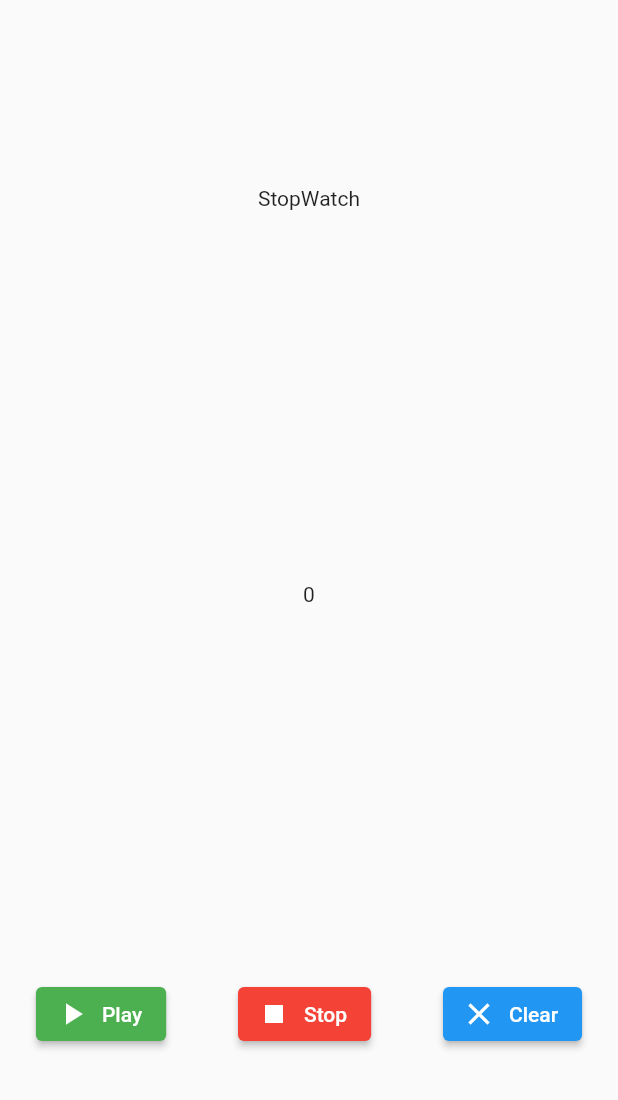
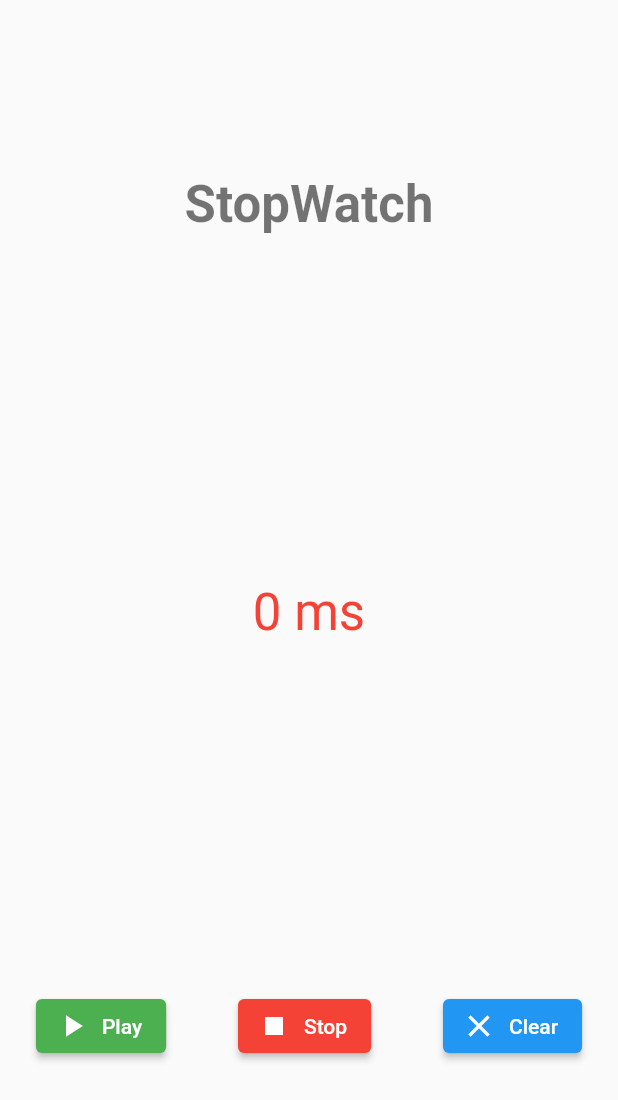
Before and after one commit to EjemplosMisionTic2022/ejemplos_state_widgets, a Flutter app: the screen it shows after launch, on a phone screen of 412 x 824 dp. Shown: the top 1100 px of the screen. Run offline on Flutter 3.47's test engine with Material 2 defaults, Android fonts, the phone set to English and light mode, and no system bars.

Commit message:
Some style

```diff
--- a/simple_stopwatch/lib/main.dart
+++ b/simple_stopwatch/lib/main.dart
@@ -10,6 +10,7 @@ class MyApp extends StatelessWidget {
   @override
   Widget build(BuildContext context) {
     return MaterialApp(
+      debugShowCheckedModeBanner: false,
       title: 'StopWatch',
       theme: ThemeData(
         primarySwatch: Colors.blue,
--- a/simple_stopwatch/lib/stopwatch.dart
+++ b/simple_stopwatch/lib/stopwatch.dart
@@ -40,8 +40,16 @@ class _StopWatchState extends State<StopWatch> {
         body: Column(
           mainAxisAlignment: MainAxisAlignment.spaceAround,
           children: [
-            Text('StopWatch'),
-            Text('${milliseconds}'),
+            Text('StopWatch',
+                style: Theme.of(context)
+                    .textTheme
+                    .headline4!
+                    .copyWith(fontWeight: FontWeight.bold)),
+            Text('${milliseconds} ms',
+                style: Theme.of(context)
+                    .textTheme
+                    .headline4!
+                    .copyWith(color: Colors.red)),
             Row(
               mainAxisAlignment: MainAxisAlignment.spaceAround,
               children: [
```
